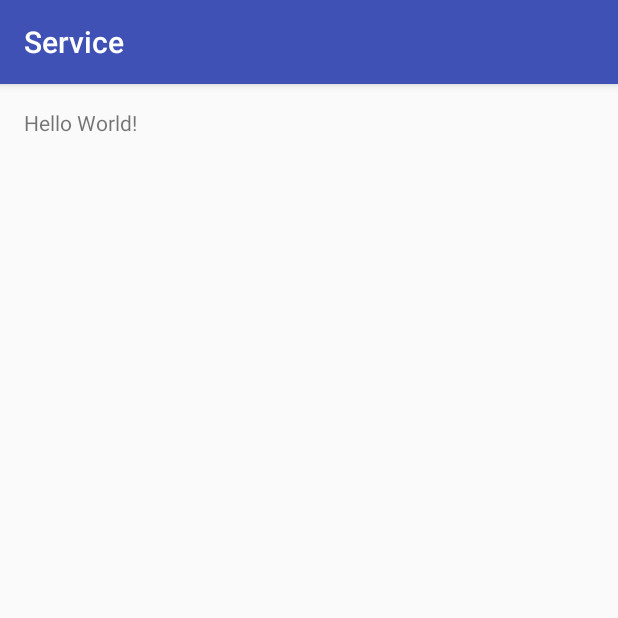
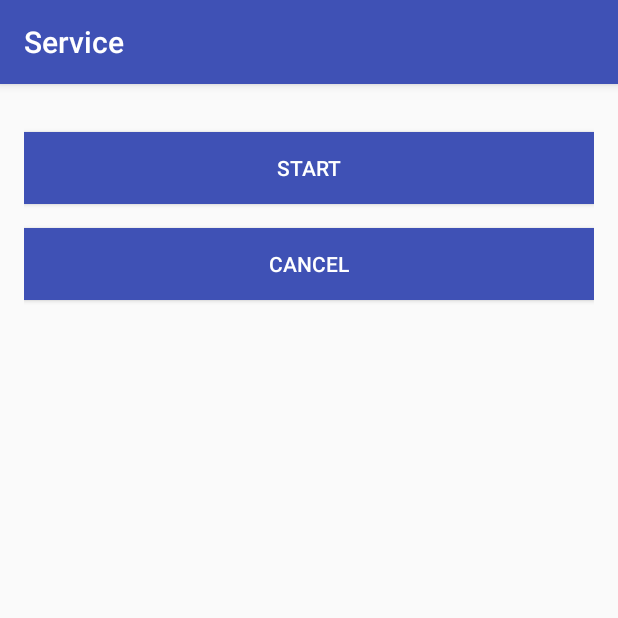
Before and after one commit to hihasan/Android-Cheat-Code, an Android app: the screen it shows after launch (MainActivity), on a phone screen of 412 x 824 dp, the top half of it. Run offline under Robolectric (Android 15) with nearby library versions, the phone set to English and light mode, and no system bars.

Commit message:
layout design

```diff
--- a/Service/app/src/main/res/layout/activity_main.xml
+++ b/Service/app/src/main/res/layout/activity_main.xml
@@ -10,8 +10,22 @@
     android:paddingTop="@dimen/activity_vertical_margin"
     tools:context="com.hihasan.service.MainActivity">
 
-    <TextView
-        android:layout_width="wrap_content"
+    <android.support.v7.widget.AppCompatButton
+        android:id="@+id/start"
+        android:layout_width="match_parent"
         android:layout_height="wrap_content"
-        android:text="Hello World!" />
+        android:layout_marginTop="16sp"
+        android:text="Start"
+        android:textColor="@android:color/white"
+        android:background="@color/colorPrimary"/>
+
+    <android.support.v7.widget.AppCompatButton
+        android:id="@+id/cancel"
+        android:layout_width="match_parent"
+        android:layout_height="wrap_content"
+        android:layout_marginTop="16sp"
+        android:layout_below="@+id/start"
+        android:text="Cancel"
+        android:textColor="@android:color/white"
+        android:background="@color/colorPrimary"/>
 </RelativeLayout>
```
